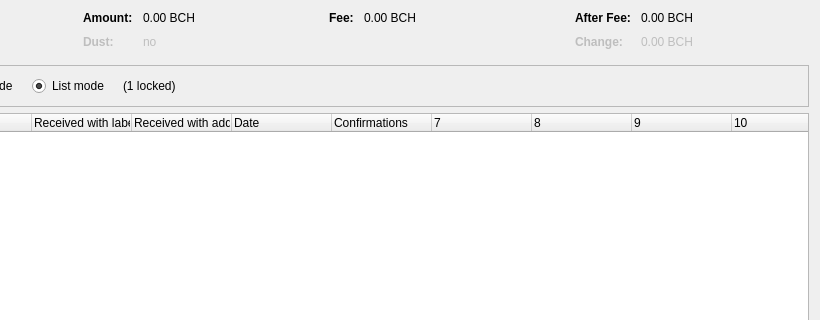
Qt form src/qt/forms/coincontroldialog.ui (Bitcoin-ABC/bitcoin-abc) before a commit; both pictures show x 180 to 1000 and y 0 to 320 of the 1000 by 500 pixel window.
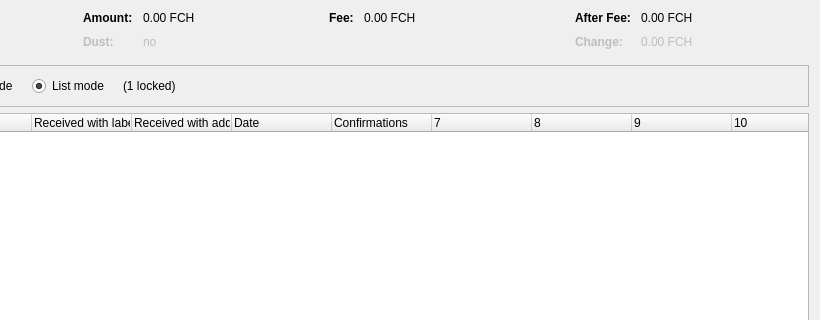
The same form after that commit. Custom widgets are drawn as their Qt base class.

What changed in the file:
```diff
--- a/src/qt/forms/coincontroldialog.ui
+++ b/src/qt/forms/coincontroldialog.ui
@@ -132,7 +132,7 @@
           <enum>Qt::ActionsContextMenu</enum>
          </property>
          <property name="text">
-          <string notr="true">0.00 BCH</string>
+          <string notr="true">0.00 FCH</string>
          </property>
          <property name="textInteractionFlags">
           <set>Qt::LinksAccessibleByMouse|Qt::TextSelectableByKeyboard|Qt::TextSelectableByMouse</set>
@@ -212,7 +212,7 @@
           <enum>Qt::ActionsContextMenu</enum>
          </property>
          <property name="text">
-          <string notr="true">0.00 BCH</string>
+          <string notr="true">0.00 FCH</string>
          </property>
          <property name="textInteractionFlags">
           <set>Qt::LinksAccessibleByMouse|Qt::TextSelectableByKeyboard|Qt::TextSelectableByMouse</set>
@@ -257,7 +257,7 @@
           <enum>Qt::ActionsContextMenu</enum>
          </property>
          <property name="text">
-          <string notr="true">0.00 BCH</string>
+          <string notr="true">0.00 FCH</string>
          </property>
          <property name="textInteractionFlags">
           <set>Qt::LinksAccessibleByMouse|Qt::TextSelectableByKeyboard|Qt::TextSelectableByMouse</set>
@@ -292,7 +292,7 @@
           <enum>Qt::ActionsContextMenu</enum>
          </property>
          <property name="text">
-          <string notr="true">0.00 BCH</string>
+          <string notr="true">0.00 FCH</string>
          </property>
          <property name="textInteractionFlags">
           <set>Qt::LinksAccessibleByMouse|Qt::TextSelectableByKeyboard|Qt::TextSelectableByMouse</set>
```
